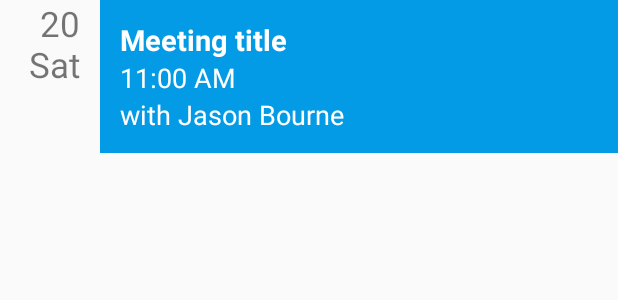
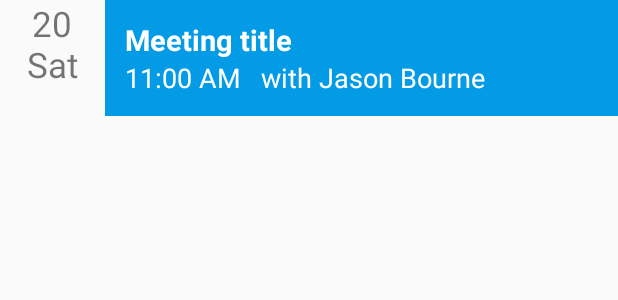
Before and after one commit to ux-schrocken/mobileapp, an Android app: the layout meeting_custom_row_layout.xml on its own in the app's theme, with its tools: preview values and no code run, on a phone screen of 412 x 824 dp. Shown: the top 300 px of the screen. Run offline under Robolectric (Android 15) with nearby library versions, the phone set to English and light mode, and no system bars.

Commit message:
changed view of meetings

```diff
--- a/appnow-ypo-7bb496ed827a/app/src/main/java/in/appnow/ypo/android/ui/meeting/mvp/view/MeetingViewHolder.java
+++ b/appnow-ypo-7bb496ed827a/app/src/main/java/in/appnow/ypo/android/ui/meeting/mvp/view/MeetingViewHolder.java
@@ -51,6 +51,8 @@ public class MeetingViewHolder extends RecyclerView.ViewHolder {
     TextView descriptionLabel;
     @BindView(R.id.meeting_row_with_person_name_label)
     TextView withPersonName;
+    @BindView(R.id.meeting_row_Layout)
+    LinearLayout rowLayout;
 
     // sam " added meetingidView to add meeting id to be used while deleting
 //    @BindView(R.id.meetingIDView)
@@ -65,6 +67,7 @@ public class MeetingViewHolder extends RecyclerView.ViewHolder {
         this.context = context;
         this.onRemoveMeetingListener = onRemoveMeetingListener;
         ButterKnife.bind(this, itemView);
+
     }
 
     // gets the data from MeetingResponse
@@ -85,12 +88,14 @@ public class MeetingViewHolder extends RecyclerView.ViewHolder {
         } else {
             if (previousObject != null) {
                 if (previousObject.getDateOfMeeting().equalsIgnoreCase(response.getDateOfMeeting())) {
-                    dayLabel.setVisibility(View.INVISIBLE);
+                    dayLabel.setVisibility(View.GONE);
                 } else {
+                    rowLayout.setPadding(0,40,0,0);
                     dayLabel.setVisibility(View.VISIBLE);
                     dayLabel.setText(DateUtils.parseDate(DateUtils.convertStringDateToMilliSecond(response.getDateOfMeeting(), DateUtils.MEETING_DATE_FORMAT), DateUtils.OPEN_MEETING_DISPLAY_DATE_FORMAT));
                 }
             }
+
         }
 
         if (isEditMode) {
--- a/appnow-ypo-7bb496ed827a/app/src/main/res/layout/meeting_custom_row_layout.xml
+++ b/appnow-ypo-7bb496ed827a/app/src/main/res/layout/meeting_custom_row_layout.xml
@@ -2,6 +2,7 @@
 <LinearLayout xmlns:android="http://schemas.android.com/apk/res/android"
     xmlns:app="http://schemas.android.com/apk/res-auto"
     xmlns:tools="http://schemas.android.com/tools"
+    android:id="@+id/meeting_row_Layout"
     android:layout_width="match_parent"
     android:layout_marginBottom="@dimen/_10sdp"
     android:layout_height="wrap_content"
@@ -19,11 +20,10 @@
 
     <TextView
         android:id="@+id/meeting_row_day_label"
-        android:layout_width="wrap_content"
+        android:layout_width="70dp"
         android:layout_height="wrap_content"
-        android:gravity="right"
-        android:paddingLeft="@dimen/_15sdp"
-        android:paddingRight="@dimen/_10sdp"
+        android:gravity="center"
+
         android:textSize="@dimen/_18sdp"
         tools:text="20\nSat" />
 
@@ -46,9 +46,14 @@
             android:textStyle="bold"
             tools:text="Meeting title" />
 
+        <LinearLayout
+            android:layout_width="match_parent"
+            android:layout_height="match_parent"
+            android:orientation="horizontal">
+
             <TextView
                 android:id="@+id/meeting_row_description_label"
-            android:layout_width="match_parent"
+                android:layout_width="wrap_content"
                 android:layout_height="wrap_content"
                 android:textColor="@android:color/white"
                 android:textSize="@dimen/_14sdp"
@@ -56,11 +61,13 @@
 
             <TextView
                 android:id="@+id/meeting_row_with_person_name_label"
-            android:layout_width="match_parent"
+                android:layout_width="wrap_content"
                 android:layout_height="wrap_content"
                 android:textColor="@android:color/white"
+                android:paddingLeft="@dimen/_10sdp"
                 android:textSize="@dimen/_14sdp"
                 tools:text="with Jason Bourne" />
+        </LinearLayout>
     </LinearLayout>
     <!-- <android.support.v7.widget.RecyclerView
          android:id="@+id/meeting_row_recycler_view"
```
Lines whose indentation alone changed are shown as unchanged.
